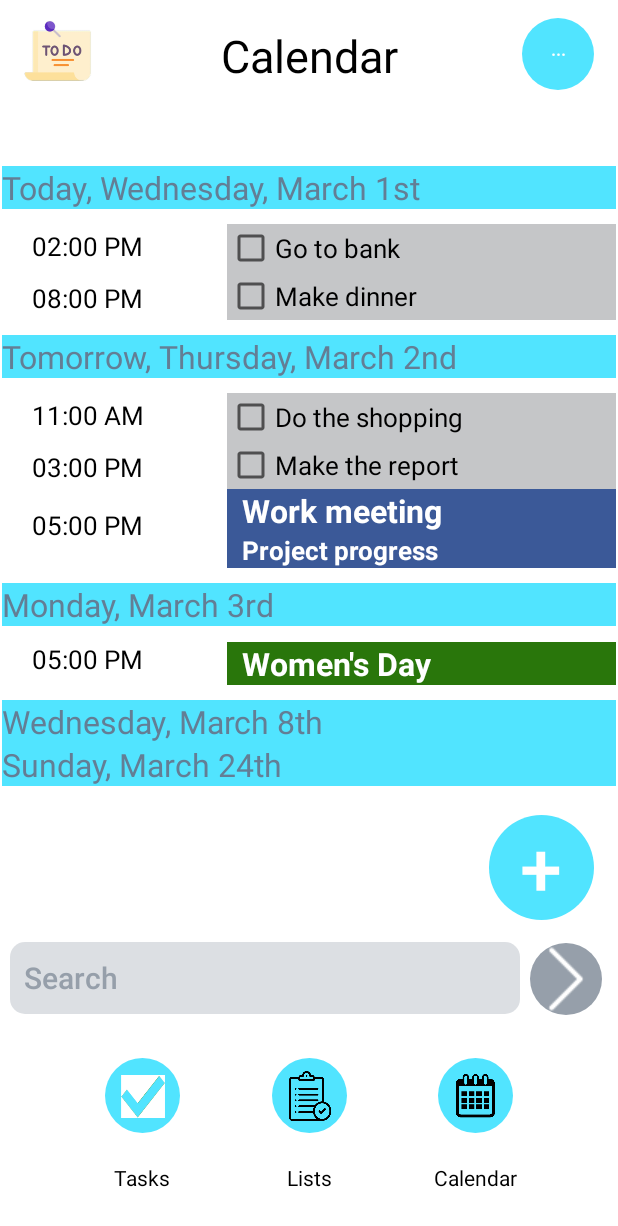
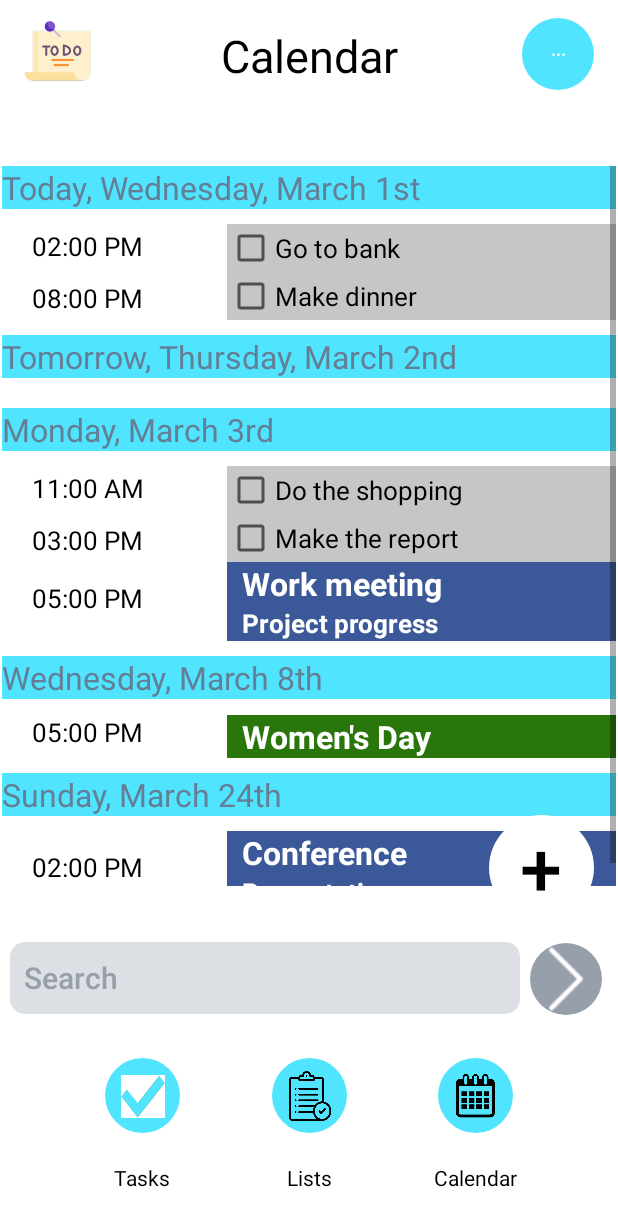
Before and after one commit to JeuRC/ToDo, an Android app: the Calendar screen opened directly, with no data from a screen before it, on a phone screen of 412 x 824 dp. Shown: the top 1226 px of the screen. Run offline under Robolectric (Android 15) with nearby library versions, the phone set to English and light mode, and no system bars.

Commit message:
Se completa la actividad Calendar

```diff
--- a/app/src/main/res/layout/activity_calendar.xml
+++ b/app/src/main/res/layout/activity_calendar.xml
@@ -58,6 +58,8 @@
     <ScrollView
         android:layout_width="409dp"
         android:layout_height="480dp"
+        android:layout_marginTop="10sp"
+        android:layout_marginBottom="10sp"
         app:layout_constraintBottom_toTopOf="@+id/btnSearch"
         app:layout_constraintEnd_toEndOf="parent"
         app:layout_constraintStart_toStartOf="parent"
@@ -72,6 +74,7 @@
             <TextView
                 android:layout_width="match_parent"
                 android:layout_height="wrap_content"
+                android:layout_marginBottom="10sp"
                 android:background="#51E4FF"
                 android:text="Today, Wednesday, March 1st"
                 android:textColor="#637E95"
@@ -80,9 +83,7 @@
 
             <androidx.constraintlayout.widget.ConstraintLayout
                 android:layout_width="match_parent"
-                android:layout_height="wrap_content"
-                android:layout_marginTop="10sp"
-                android:layout_marginBottom="10sp">
+                android:layout_height="wrap_content">
 
                 <LinearLayout
                     android:layout_width="wrap_content"
@@ -148,16 +149,28 @@
             <TextView
                 android:layout_width="match_parent"
                 android:layout_height="wrap_content"
+                android:layout_marginTop="10sp"
+                android:layout_marginBottom="10sp"
                 android:background="#51E4FF"
                 android:text="Tomorrow, Thursday, March 2nd"
                 android:textColor="#637E95"
                 android:textSize="21sp"
                 tools:ignore="TextContrastCheck" />
 
+            <TextView
+                android:layout_width="match_parent"
+                android:layout_height="wrap_content"
+                android:layout_marginTop="10sp"
+                android:layout_marginBottom="10sp"
+                android:background="#51E4FF"
+                android:text="Monday, March 3rd"
+                android:textColor="#637E95"
+                android:textSize="21sp"
+                tools:ignore="TextContrastCheck" />
+
             <androidx.constraintlayout.widget.ConstraintLayout
                 android:layout_width="match_parent"
-                android:layout_height="wrap_content"
-                android:layout_marginTop="10sp">
+                android:layout_height="wrap_content">
 
                 <LinearLayout
                     android:layout_width="wrap_content"
@@ -222,8 +235,7 @@
 
             <androidx.constraintlayout.widget.ConstraintLayout
                 android:layout_width="match_parent"
-                android:layout_height="wrap_content"
-                android:layout_marginBottom="10sp">
+                android:layout_height="wrap_content">
 
                 <LinearLayout
                     android:layout_width="wrap_content"
@@ -288,17 +300,17 @@
             <TextView
                 android:layout_width="match_parent"
                 android:layout_height="wrap_content"
+                android:layout_marginTop="10sp"
+                android:layout_marginBottom="10sp"
                 android:background="#51E4FF"
-                android:text="Monday, March 3rd"
+                android:text="Wednesday, March 8th"
                 android:textColor="#637E95"
                 android:textSize="21sp"
                 tools:ignore="TextContrastCheck" />
 
             <androidx.constraintlayout.widget.ConstraintLayout
                 android:layout_width="match_parent"
-                android:layout_height="wrap_content"
-                android:layout_marginTop="10sp"
-                android:layout_marginBottom="10sp">
+                android:layout_height="wrap_content">
 
                 <LinearLayout
                     android:layout_width="wrap_content"
@@ -350,19 +362,77 @@
             <TextView
                 android:layout_width="match_parent"
                 android:layout_height="wrap_content"
-                android:background="#51E4FF"
-                android:text="Wednesday, March 8th"
-                android:textColor="#637E95"
-                android:textSize="21sp"
-                tools:ignore="TextContrastCheck" />
-            <TextView
-                android:layout_width="match_parent"
-                android:layout_height="wrap_content"
+                android:layout_marginTop="10sp"
+                android:layout_marginBottom="10sp"
                 android:background="#51E4FF"
                 android:text="Sunday, March 24th"
                 android:textColor="#637E95"
                 android:textSize="21sp"
                 tools:ignore="TextContrastCheck" />
+
+            <androidx.constraintlayout.widget.ConstraintLayout
+                android:layout_width="match_parent"
+                android:layout_height="wrap_content">
+
+                <LinearLayout
+                    android:layout_width="wrap_content"
+                    android:layout_height="wrap_content"
+                    android:layout_marginStart="20sp"
+                    android:orientation="vertical"
+                    app:layout_constraintBottom_toBottomOf="parent"
+                    app:layout_constraintStart_toStartOf="parent"
+                    app:layout_constraintTop_toTopOf="parent">
+
+                    <TextView
+                        android:layout_width="wrap_content"
+                        android:layout_height="wrap_content"
+                        android:paddingBottom="5sp"
+                        android:text="02:00 PM"
+                        android:textColor="@color/black"
+                        android:textSize="17sp" />
+
+                </LinearLayout>
+
+                <LinearLayout
+                    android:layout_width="match_parent"
+                    android:layout_height="wrap_content"
+                    android:layout_marginStart="150sp"
+                    android:background="#3B5998"
+                    android:orientation="vertical"
+                    app:layout_constraintBottom_toBottomOf="parent"
+                    app:layout_constraintEnd_toEndOf="parent"
+                    app:layout_constraintStart_toStartOf="parent"
+                    app:layout_constraintTop_toTopOf="parent">
+
+                    <TextView
+                        android:id="@+id/txtTasks4"
+                        android:layout_width="wrap_content"
+                        android:layout_height="match_parent"
+                        android:text="Conference"
+                        android:textColor="@color/white"
+                        android:paddingStart="10sp"
+                        android:textSize="21sp"
+                        android:textStyle="bold"
+                        app:layout_constraintEnd_toEndOf="parent"
+                        app:layout_constraintStart_toStartOf="parent"
+                        app:layout_constraintTop_toTopOf="parent"
+                        tools:ignore="TouchTargetSizeCheck" />
+
+                    <TextView
+                        android:id="@+id/txtTasks5"
+                        android:layout_width="wrap_content"
+                        android:layout_height="match_parent"
+                        android:text="Presentation"
+                        android:textColor="@color/white"
+                        android:paddingStart="10sp"
+                        android:textSize="17sp"
+                        android:textStyle="bold"
+                        app:layout_constraintBottom_toBottomOf="parent"
+                        app:layout_constraintEnd_toEndOf="parent"
+                        app:layout_constraintStart_toStartOf="parent"
+                        tools:ignore="TouchTargetSizeCheck" />
+                </LinearLayout>
+            </androidx.constraintlayout.widget.ConstraintLayout>
         </LinearLayout>
     </ScrollView>
 
@@ -372,9 +442,10 @@
         android:layout_height="70sp"
         android:layout_marginEnd="16dp"
         android:background="@drawable/boton_redondo"
-        android:backgroundTint="#51E4FF"
+        android:backgroundTint="@color/white"
+
         android:text="&#43;"
-        android:textColor="@color/white"
+        android:textColor="@color/black"
         android:textSize="50sp"
         android:paddingBottom="1sp"
         app:layout_constraintBottom_toTopOf="@+id/btnSearch"
```
